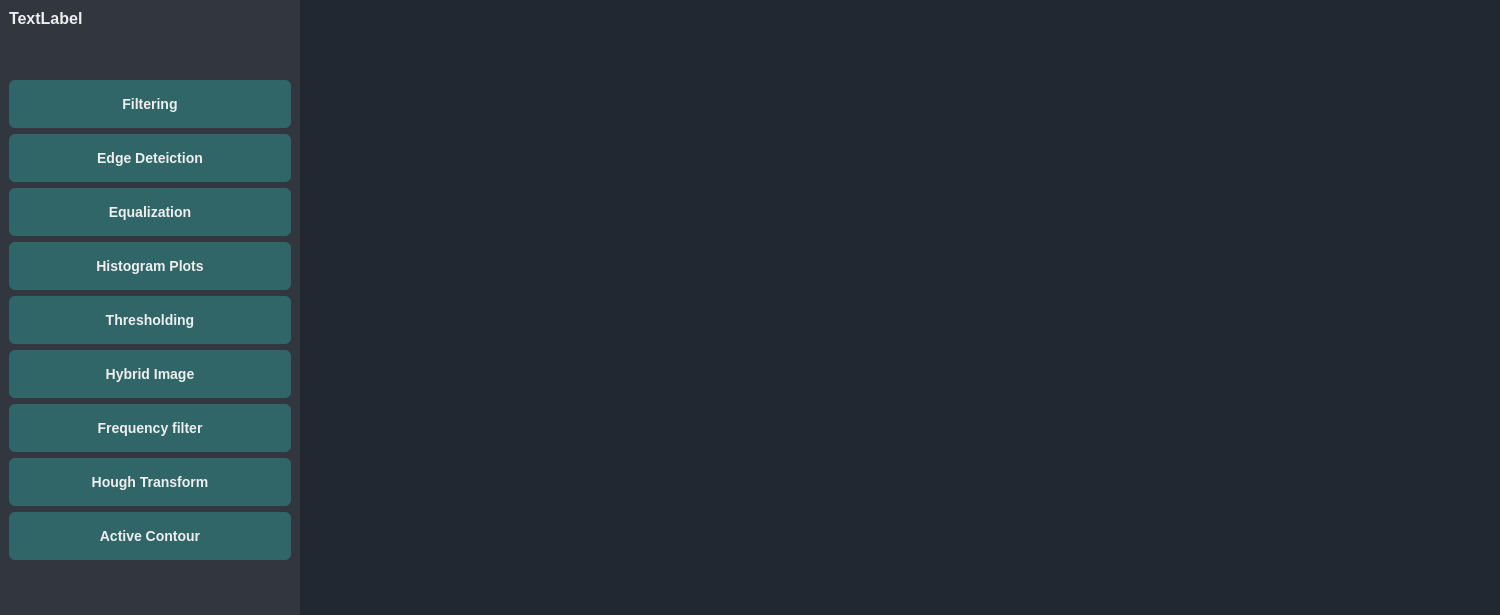
Above: Task1/UI/mainwindow.ui from SBME2025-ComputerVision/Task1_CV_CPP before the change. Below: the same form after it.
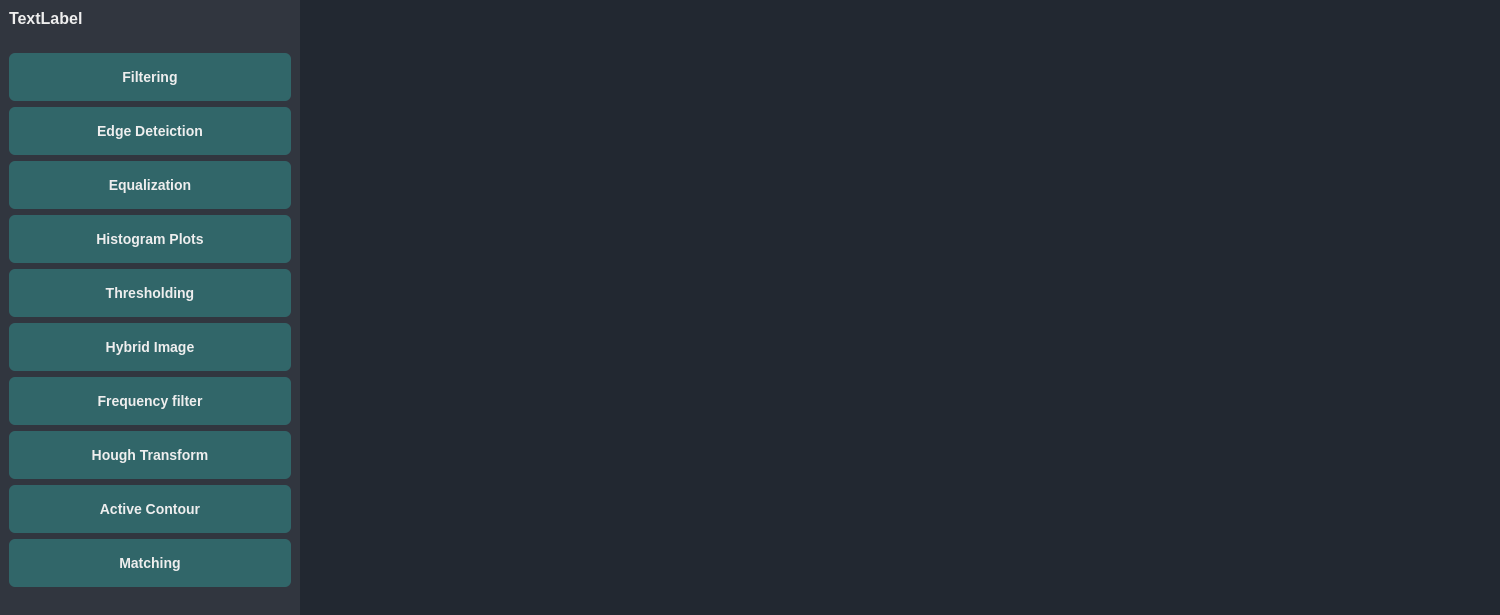
That is the form after the change.

Commit message: Add Ui Init Matching

```diff
--- a/Task1/UI/mainwindow.ui
+++ b/Task1/UI/mainwindow.ui
@@ -191,6 +191,13 @@
          </property>
         </widget>
        </item>
+       <item>
+        <widget class="QPushButton" name="matchingBtn">
+         <property name="text">
+          <string>Matching</string>
+         </property>
+        </widget>
+       </item>
        <item>
         <spacer name="verticalSpacer">
          <property name="orientation">
```
The commit also changes 7 other files.
